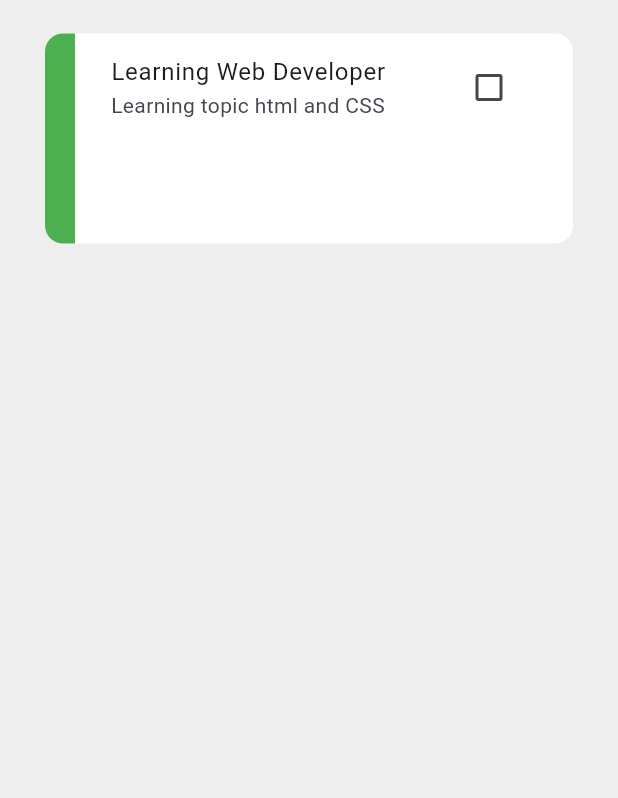
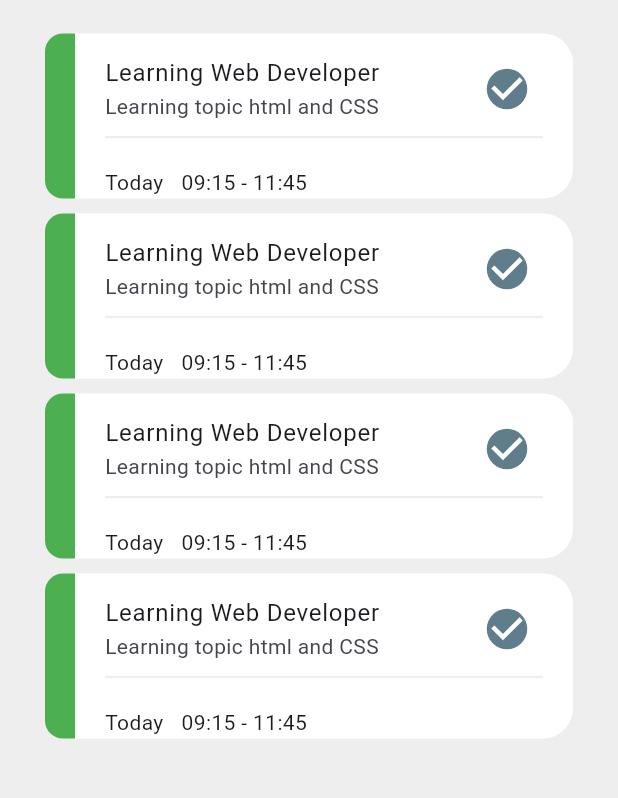
Before and after one commit to PedroSOliveira/task, a Flutter app: the screen it shows after launch, on a phone screen of 412 x 824 dp, the part 184-982 px from its top. Run offline on Flutter 3.47's test engine with Material 2 defaults, Android fonts, the light colour scheme and no system bars; our stand-ins replace flutter_riverpod, gap.

Commit message:
feat: adding list cards component

```diff
--- a/lib/main.dart
+++ b/lib/main.dart
@@ -4,6 +4,7 @@ import 'package:flutter_riverpod/flutter_riverpod.dart';
 import 'package:gap/gap.dart';
 import 'package:task/components/show_model.dart';
 import 'package:flutter_localizations/flutter_localizations.dart';
+import 'package:task/widget/card_todo_widget.dart';
 
 void main() {
   runApp(
@@ -115,45 +116,13 @@ class HomePage extends StatelessWidget {
                 ],
               ),
               const Gap(20),
-              Container(
-                width: double.infinity,
-                height: 140,
-                decoration: BoxDecoration(
-                  color: Colors.white,
-                  borderRadius: BorderRadius.circular(12),
-                ),
-                child: Row(
-                  children: [
-                    Container(
-                      decoration: BoxDecoration(
-                        color: Colors.green,
-                        borderRadius: BorderRadius.only(
-                          topLeft: Radius.circular(12),
-                          bottomLeft: Radius.circular(12),
-                        ),
-                      ),
-                      width: 20,
-                    ),
-                    Expanded(
-                      child: Padding(
-                        padding: const EdgeInsets.symmetric(horizontal: 8),
-                        child: Column(
-                          children: [
-                            ListTile(
-                              title: Text("Learning Web Developer"),
-                              subtitle: Text("Learning topic html and CSS"),
-                              trailing: Checkbox(
-                                value: false,
-                                onChanged: (value) => print("object"),
-                              ),
-                            )
-                          ],
-                        ),
-                      ),
-                    )
-                  ],
-                ),
-              )
+              ListView.separated(
+                itemCount: 4,
+                shrinkWrap: true,
+                itemBuilder: (context, index) => const CardTodo(),
+                separatorBuilder: (context, index) =>
+                    SizedBox(height: 10), // Espaço horizontal entre os itens
+              ),
             ],
           ),
         ),
--- /dev/null
+++ b/lib/widget/card_todo_widget.dart
@@ -0,0 +1,80 @@
+import 'package:flutter/cupertino.dart';
+import 'package:flutter/material.dart';
+import 'package:gap/gap.dart';
+
+class CardTodo extends StatelessWidget {
+  const CardTodo({
+    super.key,
+  });
+
+  @override
+  Widget build(BuildContext context) {
+    return Container(
+      width: double.infinity,
+      height: 110,
+      decoration: BoxDecoration(
+        color: Colors.white,
+        borderRadius: BorderRadius.circular(20),
+      ),
+      child: Row(
+        children: [
+          Container(
+            decoration: BoxDecoration(
+              color: Colors.green,
+              borderRadius: BorderRadius.only(
+                topLeft: Radius.circular(12),
+                bottomLeft: Radius.circular(12),
+              ),
+            ),
+            width: 20,
+          ),
+          Expanded(
+            child: Padding(
+              padding: const EdgeInsets.symmetric(horizontal: 20),
+              child: Column(
+                mainAxisAlignment: MainAxisAlignment.center,
+                crossAxisAlignment: CrossAxisAlignment.start,
+                children: [
+                  ListTile(
+                    contentPadding: EdgeInsets.zero,
+                    title: Text("Learning Web Developer"),
+                    subtitle: Text("Learning topic html and CSS"),
+                    trailing: Transform.scale(
+                      scale: 1.5,
+                      child: Checkbox(
+                        activeColor: Colors.blueGrey,
+                        shape: const CircleBorder(),
+                        value: true,
+                        onChanged: (value) => print("object"),
+                      ),
+                    ),
+                  ),
+                  Transform.translate(
+                    offset: Offset(0, -12),
+                    child: Container(
+                      child: Column(
+                        children: [
+                          Divider(
+                            thickness: 1.5,
+                            color: Colors.grey.shade200,
+                          ),
+                        ],
+                      ),
+                    ),
+                  ),
+                  Row(
+                    children: [
+                      Text('Today'),
+                      Gap(12),
+                      Text('09:15 - 11:45'),
+                    ],
+                  )
+                ],
+              ),
+            ),
+          )
+        ],
+      ),
+    );
+  }
+}
```
